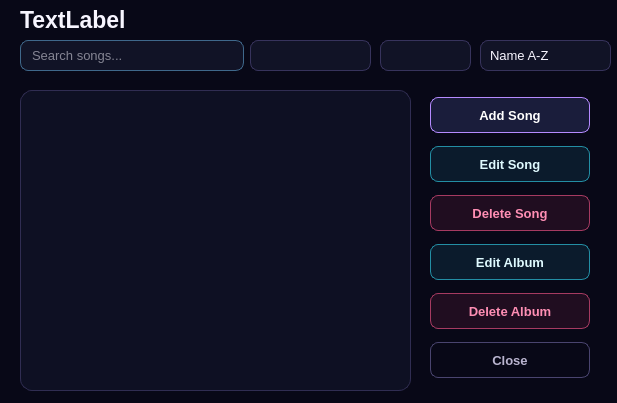
Before: the Qt Designer form albumsongsdialog.ui in Kiana-hash/MusicAppQt, drawn with Qt 5.
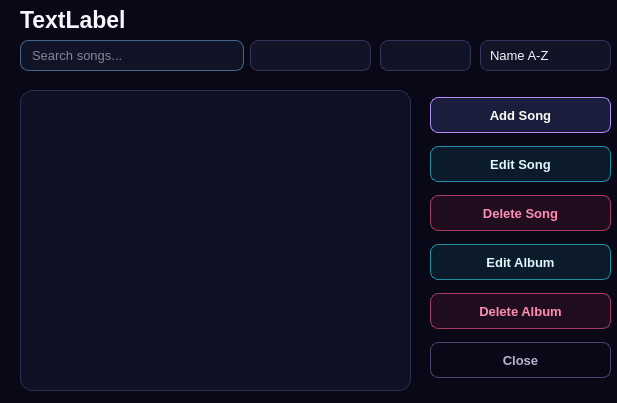
After: the same form once the commit is applied.

Patch:
```diff
--- a/albumsongsdialog.ui
+++ b/albumsongsdialog.ui
@@ -385,7 +385,7 @@
     <rect>
      <x>430</x>
      <y>90</y>
-     <width>160</width>
+     <width>181</width>
      <height>301</height>
     </rect>
    </property>
```
